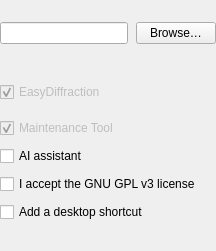
The window that tools/installer/AssistantForm.ui (enhantica/edi) describes before a commit, drawn with Qt 5.
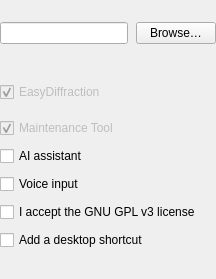
The same window after the commit.

Commit message: Ship voice input as an optional installer component

What changed in the file:
```diff
--- a/tools/installer/AssistantForm.ui
+++ b/tools/installer/AssistantForm.ui
@@ -347,6 +347,64 @@
      </layout>
     </widget>
    </item>
+   <!-- Voice input, under the AI assistant: shown where the installer has the component (Installer.qs). -->
+   <item>
+    <widget class="QWidget" name="VoiceRowGap">
+     <property name="minimumSize">
+      <size>
+       <width>0</width>
+       <height>8</height>
+      </size>
+     </property>
+     <property name="maximumSize">
+      <size>
+       <width>16777215</width>
+       <height>8</height>
+      </size>
+     </property>
+    </widget>
+   </item>
+   <item>
+    <widget class="QWidget" name="VoiceBox">
+     <property name="visible">
+      <bool>false</bool>
+     </property>
+     <layout class="QHBoxLayout" name="VoiceRow">
+      <property name="spacing">
+       <number>8</number>
+      </property>
+      <property name="leftMargin">
+       <number>0</number>
+      </property>
+      <property name="topMargin">
+       <number>0</number>
+      </property>
+      <property name="rightMargin">
+       <number>0</number>
+      </property>
+      <property name="bottomMargin">
+       <number>0</number>
+      </property>
+      <item>
+       <widget class="QCheckBox" name="VoiceCheckBox">
+        <property name="text">
+         <string>Voice input</string>
+        </property>
+       </widget>
+      </item>
+      <item>
+       <spacer name="VoiceSizeSpacer">
+        <property name="orientation">
+         <enum>Qt::Horizontal</enum>
+        </property>
+       </spacer>
+      </item>
+      <item>
+       <widget class="QLabel" name="VoiceSizeLabel"/>
+      </item>
+     </layout>
+    </widget>
+   </item>
    <item>
     <widget class="QWidget" name="LicenseRowGap">
      <property name="minimumSize">
```
Left out of the diff: 6 changed lines with no effect on the pictures. The commit also changes 10 other files.
